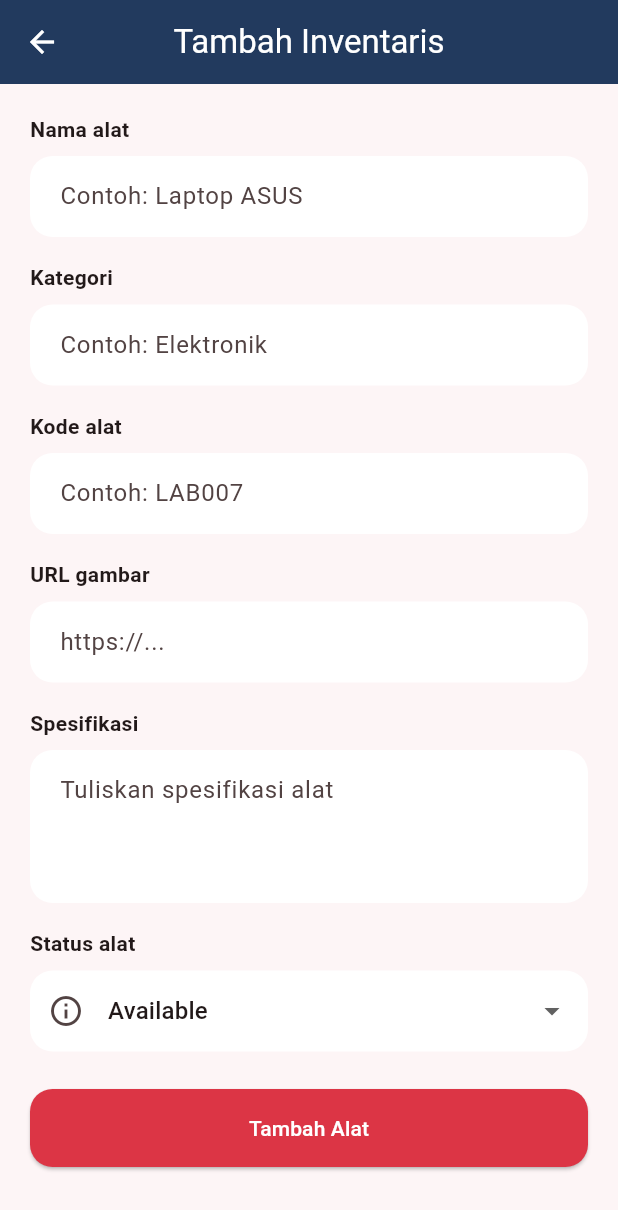
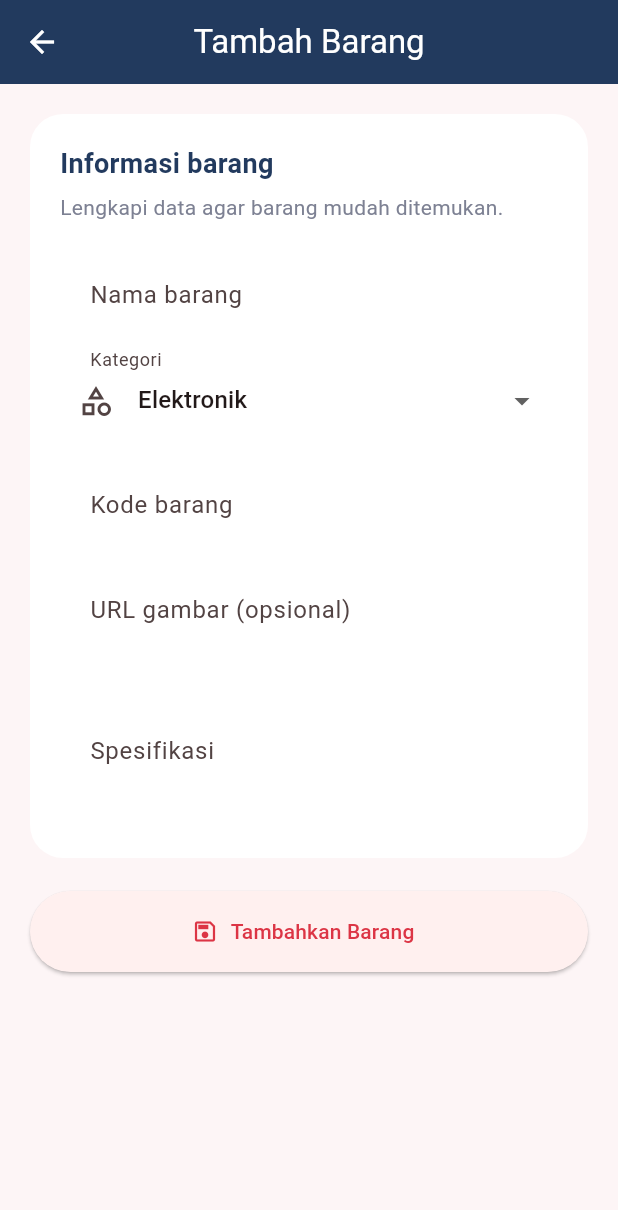
Before and after one commit to elsanisa34rpl/ukl2026, a Flutter app: the ItemFormPage screen opened directly, on a phone screen of 412 x 824 dp. Shown: the top 1210 px of the screen. Run offline on Flutter 3.47's test engine with Material 3 defaults, Android fonts, the phone set to English and light mode, and no system bars; our stand-ins replace cloud_firestore, firebase_auth, firebase_core; accounts and stored records are empty.

Commit message:
Use category dropdown and improve item form

```diff
--- a/lib/pages/item_form_page.dart
+++ b/lib/pages/item_form_page.dart
@@ -1,212 +1,33 @@
 import 'package:flutter/material.dart';
-
 import '../models/item_model.dart';
 import '../services/firestore_service.dart';
 import '../utils/app_colors.dart';
-
 class ItemFormPage extends StatefulWidget {
   final ItemModel? item;
-
-  const ItemFormPage({
-    super.key,
-    this.item,
-  });
-
-  @override
-  State<ItemFormPage> createState() => _ItemFormPageState();
+  const ItemFormPage({super.key,this.item});
+  @override State<ItemFormPage> createState()=>_ItemFormPageState();
 }
-
-class _ItemFormPageState extends State<ItemFormPage> {
-  final _formKey = GlobalKey<FormState>();
-
-  final _name = TextEditingController();
-  final _category = TextEditingController();
-  final _code = TextEditingController();
-  final _image = TextEditingController();
-  final _specification = TextEditingController();
-
-  final _service = FirestoreService();
-
-  String _status = 'Available';
-  bool _loading = false;
-
-  @override
-  void initState() {
-    super.initState();
-
-    final item = widget.item;
-
-    if (item != null) {
-      _name.text = item.itemName;
-      _category.text = item.category;
-      _code.text = item.code;
-      _image.text = item.image;
-      _specification.text = item.spesification;
-      _status = item.status;
-    }
-  }
-
-  @override
-  void dispose() {
-    _name.dispose();
-    _category.dispose();
-    _code.dispose();
-    _image.dispose();
-    _specification.dispose();
-    super.dispose();
-  }
-
-  Future<void> _save() async {
-    if (!_formKey.currentState!.validate()) return;
-
-    setState(() => _loading = true);
-
-    try {
-      final item = ItemModel(
-        id: widget.item?.id ?? '',
-        itemName: _name.text.trim(),
-        category: _category.text.trim(),
-        code: _code.text.trim(),
-        status: _status,
-        image: _image.text.trim(),
-        spesification: _specification.text.trim(),
-      );
-
-      if (widget.item == null) {
-        await _service.addItem(item);
-      } else {
-        await _service.updateItem(item);
-      }
-
-      if (!mounted) return;
-
-      ScaffoldMessenger.of(context).showSnackBar(
-        SnackBar(
-          content: Text(
-            widget.item == null
-                ? 'Alat berhasil ditambahkan.'
-                : 'Data alat berhasil diperbarui.',
-          ),
-        ),
-      );
-
-      Navigator.pop(context);
-    } catch (e) {
-      if (mounted) {
-        ScaffoldMessenger.of(context).showSnackBar(
-          SnackBar(content: Text('Gagal menyimpan data: $e')),
-        );
-      }
-    } finally {
-      if (mounted) setState(() => _loading = false);
-    }
-  }
-
-  @override
-  Widget build(BuildContext context) {
-    final isEdit = widget.item != null;
-
-    return Scaffold(
-      appBar: AppBar(
-        title: Text(isEdit ? 'Edit Inventaris' : 'Tambah Inventaris'),
-      ),
-      body: Form(
-        key: _formKey,
-        child: ListView(
-          padding: const EdgeInsets.all(20),
-          children: [
-            _input('Nama alat', _name, 'Contoh: Laptop ASUS'),
-            _input('Kategori', _category, 'Contoh: Elektronik'),
-            _input('Kode alat', _code, 'Contoh: LAB007'),
-            _input('URL gambar', _image, 'https://...'),
-            _input(
-              'Spesifikasi',
-              _specification,
-              'Tuliskan spesifikasi alat',
-              maxLines: 3,
-            ),
-            const Text(
-              'Status alat',
-              style: TextStyle(fontWeight: FontWeight.w600),
-            ),
-            const SizedBox(height: 8),
-            DropdownButtonFormField<String>(
-              initialValue: _status,
-              decoration: const InputDecoration(
-                prefixIcon: Icon(Icons.info_outline),
-              ),
-              items: const [
-                DropdownMenuItem(
-                  value: 'Available',
-                  child: Text('Available'),
-                ),
-                DropdownMenuItem(
-                  value: 'Borrowed',
-                  child: Text('Borrowed'),
-                ),
-              ],
-              onChanged: (value) {
-                setState(() {
-                  _status = value ?? 'Available';
-                });
-              },
-            ),
-            const SizedBox(height: 25),
-            SizedBox(
-              height: 52,
-              child: ElevatedButton(
-                onPressed: _loading ? null : _save,
-                style: ElevatedButton.styleFrom(
-                  backgroundColor: AppColors.primary,
-                  foregroundColor: Colors.white,
-                  shape: RoundedRectangleBorder(
-                    borderRadius: BorderRadius.circular(15),
-                  ),
-                ),
-                child: _loading
-                    ? const CircularProgressIndicator(
-                        color: Colors.white,
-                      )
-                    : Text(
-                        isEdit ? 'Simpan Perubahan' : 'Tambah Alat',
-                      ),
-              ),
-            ),
-          ],
-        ),
-      ),
-    );
-  }
-
-  Widget _input(
-    String label,
-    TextEditingController controller,
-    String hint, {
-    int maxLines = 1,
-  }) {
-    return Padding(
-      padding: const EdgeInsets.only(bottom: 17),
-      child: Column(
-        crossAxisAlignment: CrossAxisAlignment.start,
-        children: [
-          Text(
-            label,
-            style: const TextStyle(fontWeight: FontWeight.w600),
-          ),
-          const SizedBox(height: 8),
-          TextFormField(
-            controller: controller,
-            maxLines: maxLines,
-            decoration: InputDecoration(hintText: hint),
-            validator: (value) {
-              if (value == null || value.trim().isEmpty) {
-                return '$label wajib diisi.';
-              }
-              return null;
-            },
-          ),
-        ],
-      ),
-    );
-  }
+class _ItemFormPageState extends State<ItemFormPage>{
+ final _key=GlobalKey<FormState>(); final _name=TextEditingController(); final _code=TextEditingController(); final _image=TextEditingController(); final _spec=TextEditingController(); final _service=FirestoreService();
+ static const _categories=['Elektronik','Komponen','Optik','Pengukuran','Audio Visual','Jaringan','Perkakas','Lainnya'];
+ String? _category; bool _loading=false;
+ @override void initState(){super.initState();final i=widget.item;if(i!=null){_name.text=i.itemName;_code.text=i.code;_image.text=i.image;_spec.text=i.spesification;_category=i.category;}else{_category=_categories.first;}}
+ @override void dispose(){_name.dispose();_code.dispose();_image.dispose();_spec.dispose();super.dispose();}
+ Future<void> _save()async{if(!_key.currentState!.validate())return;setState(()=>_loading=true);try{
+ final item=ItemModel(id:widget.item?.id??'',itemName:_name.text.trim(),category:_category!,code:_code.text.trim(),status:'Available',image:_image.text.trim(),spesification:_spec.text.trim());
+ if(widget.item==null){await _service.addItem(item);}else{await _service.updateItem(item);}
+ if(!mounted)return;ScaffoldMessenger.of(context).showSnackBar(SnackBar(content:Text(widget.item==null?'Barang berhasil ditambahkan.':'Perubahan berhasil disimpan.')));Navigator.pop(context);
+ }catch(e){if(mounted)ScaffoldMessenger.of(context).showSnackBar(SnackBar(content:Text('Gagal menyimpan: $e')));}finally{if(mounted)setState(()=>_loading=false);}}
+ @override Widget build(BuildContext context){final edit=widget.item!=null;final borrowed=widget.item?.status=='Borrowed';final cats={..._categories,if(_category!=null)_category!}.toList();
+ return Scaffold(backgroundColor:AppColors.background,appBar:AppBar(title:Text(edit?'Edit Barang':'Tambah Barang')),
+ body:borrowed?const Center(child:Padding(padding:EdgeInsets.all(28),child:Text('Barang sedang dipinjam. Data tidak dapat diedit sampai barang tersedia kembali.',textAlign:TextAlign.center))):
+ Form(key:_key,child:ListView(padding:const EdgeInsets.all(20),children:[
+ Container(padding:const EdgeInsets.all(20),decoration:BoxDecoration(color:Colors.white,borderRadius:BorderRadius.circular(22)),child:Column(crossAxisAlignment:CrossAxisAlignment.start,children:[
+ const Text('Informasi barang',style:TextStyle(fontSize:18,fontWeight:FontWeight.bold,color:AppColors.navy)),const SizedBox(height:6),const Text('Lengkapi data agar barang mudah ditemukan.',style:TextStyle(color:AppColors.muted)),const SizedBox(height:22),
+ _field('Nama barang',_name,'Contoh: Laptop ASUS'),const SizedBox(height:16),
+ DropdownButtonFormField<String>(value:_category,decoration:const InputDecoration(labelText:'Kategori',prefixIcon:Icon(Icons.category_outlined)),items:cats.map((v)=>DropdownMenuItem(value:v,child:Text(v))).toList(),onChanged:(v)=>setState(()=>_category=v),validator:(v)=>v==null?'Pilih kategori barang.':null),
+ const SizedBox(height:16),_field('Kode barang',_code,'Contoh: LAB007'),const SizedBox(height:16),_field('URL gambar (opsional)',_image,'https://...',required:false),const SizedBox(height:16),_field('Spesifikasi',_spec,'Deskripsikan barang',maxLines:3)
+ ])),const SizedBox(height:22),SizedBox(height:54,child:ElevatedButton.icon(onPressed:_loading?null:_save,icon:_loading?const SizedBox(width:18,height:18,child:CircularProgressIndicator(strokeWidth:2,color:Colors.white)):const Icon(Icons.save_outlined),label:Text(edit?'Simpan Perubahan':'Tambahkan Barang')))
+ ]))); }
+ Widget _field(String label,TextEditingController c,String hint,{int maxLines=1,bool required=true})=>TextFormField(controller:c,maxLines:maxLines,decoration:InputDecoration(labelText:label,hintText:hint),validator:(v){if(required&&(v==null||v.trim().isEmpty))return label+' wajib diisi.';if(label.startsWith('URL')&&v!=null&&v.trim().isNotEmpty&&Uri.tryParse(v.trim())?.hasAbsolutePath!=true)return 'URL gambar tidak valid.';return null;});
 }
```
